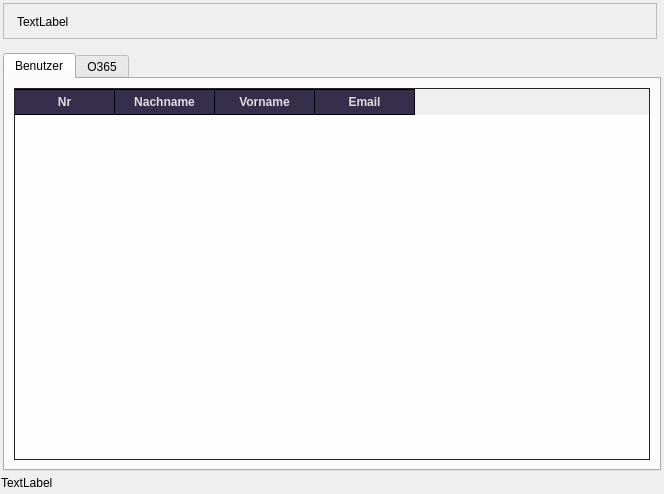
The window that apps/CodeHighlighter/src/ui_main.ui (SManAT/PyStuff) describes before a commit, drawn with Qt 5.
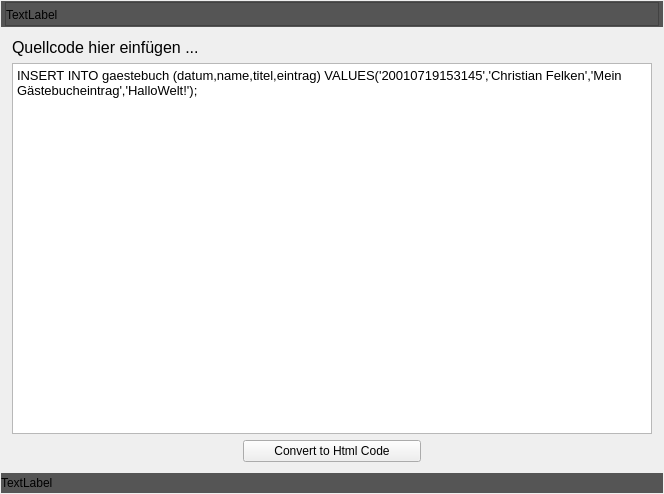
The same window after the commit. The open tabs and pages were chosen to show the change. Icons and pictures are not drawn.

Diff of the .ui file:
```diff
--- a/apps/CodeHighlighter/src/ui_main.ui
+++ b/apps/CodeHighlighter/src/ui_main.ui
@@ -1387,279 +1387,91 @@
              <enum>QLayout::SetMaximumSize</enum>
             </property>
             <item>
-             <widget class="QTabWidget" name="tabWidget">
-              <property name="currentIndex">
-               <number>1</number>
-              </property>
-              <widget class="QWidget" name="tab_users">
-               <attribute name="title">
-                <string>Benutzer</string>
-               </attribute>
-               <layout class="QVBoxLayout" name="verticalLayout_3">
-                <item>
-                 <widget class="QTableWidget" name="table_users">
-                  <property name="styleSheet">
-                   <string notr="true">QTableWidget{
-  color:#DCDCDC;
-  background:#fefefe;
-  border:1px solid #242424;
-  alternate-background-color:#f6f6f6;
-  gridline-color:#242424;
-}
-
-QTableWidget::item{
-  color: #666666;
-}
-QTableWidget::item:selected{
-  color:#DCDCDC;
-  background:qlineargradient(spread:pad,x1:0,y1:0,x2:0,y2:1,stop:0 #484848,stop:1 #383838);
-}
-
-QTableWidget::item:hover{
-  background:#f6f6c6;
-  color:#000000;
-}
-
-QHeaderView::section{
-  text-align:center;
-  background:#362f4b;
-  padding:3px;
-  margin:0px;
-  color:#e0dce4;
-  border:1px solid #000000;
-  border-left-width:0;
-  font-weight: 800;
-}</string>
-                  </property>
-                  <column>
-                   <property name="text">
-                    <string>Nr</string>
-                   </property>
-                  </column>
-                  <column>
-                   <property name="text">
-                    <string>Nachname</string>
-                   </property>
-                  </column>
-                  <column>
-                   <property name="text">
-                    <string>Vorname</string>
-                   </property>
-                  </column>
-                  <column>
-                   <property name="text">
-                    <string>Email</string>
-                   </property>
-                  </column>
-                 </widget>
-                </item>
-               </layout>
-              </widget>
-              <widget class="QWidget" name="tab_o365">
-               <attribute name="title">
-                <string>O365</string>
-               </attribute>
-               <layout class="QVBoxLayout" name="verticalLayout_4">
-                <item>
-                 <widget class="QWidget" name="widget" native="true">
-                  <layout class="QHBoxLayout" name="horizontalLayout_2">
-                   <item>
-                    <widget class="QPushButton" name="azure_update">
-                     <property name="text">
-                      <string>Update</string>
-                     </property>
-                    </widget>
-                   </item>
-                  </layout>
-                 </widget>
-                </item>
-                <item>
-                 <widget class="QTableWidget" name="tableWidget"/>
-                </item>
-               </layout>
-              </widget>
-             </widget>
-            </item>
-           </layout>
-          </item>
-          <item row="0" column="0">
-           <layout class="QHBoxLayout" name="window_bar_outer">
-            <property name="topMargin">
-             <number>0</number>
-            </property>
-            <property name="rightMargin">
-             <number>4</number>
-            </property>
-            <property name="bottomMargin">
-             <number>14</number>
-            </property>
-            <item>
-             <widget class="QFrame" name="window_bar_inner">
-              <property name="sizePolicy">
-               <sizepolicy hsizetype="Expanding" vsizetype="Fixed">
-                <horstretch>0</horstretch>
-                <verstretch>0</verstretch>
-               </sizepolicy>
-              </property>
-              <property name="frameShape">
-               <enum>QFrame::StyledPanel</enum>
-              </property>
-              <property name="frameShadow">
-               <enum>QFrame::Plain</enum>
-              </property>
-              <layout class="QHBoxLayout" name="horizontalLayout">
-               <property name="leftMargin">
-                <number>4</number>
-               </property>
-               <property name="topMargin">
-                <number>2</number>
-               </property>
-               <property name="rightMargin">
-                <number>0</number>
-               </property>
-               <property name="bottomMargin">
-                <number>0</number>
-               </property>
-               <item>
-                <widget class="QFrame" name="title_bar">
-                 <layout class="QGridLayout" name="title_bar_layout">
-                  <item row="0" column="0">
-                   <widget class="QLabel" name="window_title">
-                    <property name="text">
-                     <string>TextLabel</string>
-                    </property>
-                   </widget>
-                  </item>
-                 </layout>
+             <widget class="QWidget" name="widget" native="true">
+              <layout class="QGridLayout" name="gridLayout_4">
+               <item row="0" column="0">
+                <widget class="QLabel" name="label">
+                 <property name="font">
+                  <font>
+                   <pointsize>12</pointsize>
+                  </font>
+                 </property>
+                 <property name="text">
+                  <string>Quellcode hier einfügen ...</string>
+                 </property>
                 </widget>
                </item>
-               <item>
-                <widget class="QWidget" name="gridWidget_2" native="true">
-                 <property name="sizePolicy">
-                  <sizepolicy hsizetype="Fixed" vsizetype="Preferred">
-                   <horstretch>0</horstretch>
-                   <verstretch>0</verstretch>
-                  </sizepolicy>
+               <item row="2" column="0">
+                <layout class="QGridLayout" name="gridLayout_5">
+                 <item row="0" column="1">
+                  <widget class="QPushButton" name="pushButton">
+                   <property name="styleSheet">
+                    <string notr="true">background: rgba(0,0,0,0.08), 
+QLinearGradient( spread:pad, x1: 0, y1: 0,
+                 x2: 0, y2: 1, 
+                 stop: 0 #e4fbff, 
+                 stop: 0.1 #cee6fb,
+                 stop: 0.5 #a5d3fb,
+                 stop: 0.51 #88c6fb,
+                 stop: 1 #d5faff
+);
+background-insets: 0 0 -1 0,0,1;
+background-radius: 5,5,4;
+padding: 3 30 3 30;
+text-fill: #242d35;
+color: #000000;</string>
+                   </property>
+                   <property name="text">
+                    <string>Convert to Html Code</string>
+                   </property>
+                  </widget>
+                 </item>
+                 <item row="0" column="0">
+                  <spacer name="horizontalSpacer">
+                   <property name="orientation">
+                    <enum>Qt::Horizontal</enum>
+                   </property>
+                   <property name="sizeHint" stdset="0">
+                    <size>
+                     <width>40</width>
+                     <height>20</height>
+                    </size>
+                   </property>
+                  </spacer>
+                 </item>
+                 <item row="0" column="2">
+                  <spacer name="horizontalSpacer_2">
+                   <property name="orientation">
+                    <enum>Qt::Horizontal</enum>
+                   </property>
+                   <property name="sizeHint" stdset="0">
+                    <size>
+                     <width>40</width>
+                     <height>20</height>
+                    </size>
+                   </property>
+                  </spacer>
+                 </item>
+                </layout>
+               </item>
+               <item row="1" column="0">
+                <widget class="QTextEdit" name="textEdit">
+                 <property name="font">
+                  <font>
+                   <pointsize>12</pointsize>
+                  </font>
                  </property>
-                 <property name="minimumSize">
-                  <size>
-                   <width>80</width>
-                   <height>0</height>
-                  </size>
+                 <property name="styleSheet">
+                  <string notr="true">dfgdfgdfg</string>
                  </property>
-                 <property name="maximumSize">
-                  <size>
-                   <width>80</width>
-                   <height>16777215</height>
-                  </size>
+                 <property name="html">
+                  <string>&lt;!DOCTYPE HTML PUBLIC &quot;-//W3C//DTD HTML 4.0//EN&quot; &quot;http://www.w3.org/TR/REC-html40/strict.dtd&quot;&gt;
+&lt;html&gt;&lt;head&gt;&lt;meta name=&quot;qrichtext&quot; content=&quot;1&quot; /&gt;&lt;meta charset=&quot;utf-8&quot; /&gt;&lt;style type=&quot;text/css&quot;&gt;
+p, li { white-space: pre-wrap; }
+&lt;/style&gt;&lt;/head&gt;&lt;body style=&quot; font-family:'Segoe UI'; font-size:12pt; font-weight:400; font-style:normal;&quot;&gt;
+&lt;p style=&quot; margin-top:0px; margin-bottom:0px; margin-left:0px; margin-right:0px; -qt-block-indent:0; text-indent:0px; line-height:100%; background-color:transparent;&quot;&gt;&lt;span style=&quot; font-family:'Courier New','monospace'; font-size:10pt;&quot;&gt;INSERT INTO gaestebuch (datum,name,titel,eintrag) VALUES('20010719153145','Christian Felken','Mein Gästebucheintrag','HalloWelt!');&lt;/span&gt;&lt;/p&gt;
+&lt;p style=&quot; margin-top:0px; margin-bottom:0px; margin-left:0px; margin-right:0px; -qt-block-indent:0; text-indent:0px;&quot;&gt;&lt;span style=&quot; font-size:9pt;&quot;&gt;&lt;/span&gt;&lt;/p&gt;&lt;/body&gt;&lt;/html&gt;</string>
                  </property>
-                 <layout class="QHBoxLayout" name="horizontalLayout_3">
-                  <property name="spacing">
-                   <number>0</number>
-                  </property>
-                  <property name="leftMargin">
-                   <number>0</number>
-                  </property>
-                  <property name="topMargin">
-                   <number>0</number>
-                  </property>
-                  <property name="rightMargin">
-                   <number>0</number>
-                  </property>
-                  <property name="bottomMargin">
-                   <number>0</number>
-                  </property>
-                  <item>
-                   <widget class="QPushButton" name="btn_min">
-                    <property name="sizePolicy">
-                     <sizepolicy hsizetype="Fixed" vsizetype="Fixed">
-                      <horstretch>0</horstretch>
-                      <verstretch>0</verstretch>
-                     </sizepolicy>
-                    </property>
-                    <property name="minimumSize">
-                     <size>
-                      <width>20</width>
-                      <height>20</height>
-                     </size>
-                    </property>
-                    <property name="styleSheet">
-                     <string notr="true">border: none; padding: 2px;</string>
-                    </property>
-                    <property name="text">
-                     <string/>
-                    </property>
-                    <property name="icon">
-                     <iconset resource="resources.qrc">
-                      <normaloff>:/qss_icons/themes/darkgray/icons/window_minimize.svg</normaloff>:/qss_icons/themes/darkgray/icons/window_minimize.svg</iconset>
-                    </property>
-                    <property name="flat">
-                     <bool>true</bool>
-                    </property>
-                   </widget>
-                  </item>
-                  <item>
-                   <widget class="QPushButton" name="btn_max">
-                    <property name="sizePolicy">
-                     <sizepolicy hsizetype="Fixed" vsizetype="Fixed">
-                      <horstretch>0</horstretch>
-                      <verstretch>0</verstretch>
-                     </sizepolicy>
-                    </property>
-                    <property name="minimumSize">
-                     <size>
-                      <width>20</width>
-                      <height>20</height>
-                     </size>
-                    </property>
-                    <property name="styleSheet">
-                     <string notr="true">border: none; padding: 2px;</string>
-                    </property>
-                    <property name="text">
-                     <string/>
-                    </property>
-                    <property name="icon">
-                     <iconset resource="resources.qrc">
-                      <normaloff>:/qss_icons/themes/darkgray/icons/window_undock.svg</normaloff>:/qss_icons/themes/darkgray/icons/window_undock.svg</iconset>
-                    </property>
-                    <property name="flat">
-                     <bool>true</bool>
-                    </property>
-                   </widget>
-                  </item>
-                  <item>
-                   <widget class="QPushButton" name="btn_close">
-                    <property name="sizePolicy">
-                     <sizepolicy hsizetype="Fixed" vsizetype="Fixed">
-                      <horstretch>0</horstretch>
-                      <verstretch>0</verstretch>
-                     </sizepolicy>
-                    </property>
-                    <property name="minimumSize">
-                     <size>
-                      <width>20</width>
-                      <height>20</height>
-                     </size>
-                    </property>
-                    <property name="styleSheet">
-                     <string notr="true">border: none; padding: 2px;</string>
-                    </property>
-                    <property name="text">
-                     <string/>
-                    </property>
-                    <property name="icon">
-                     <iconset resource="resources.qrc">
-                      <normaloff>:/qss_icons/themes/darkgray/icons/window_close.svg</normaloff>:/qss_icons/themes/darkgray/icons/window_close.svg</iconset>
-                    </property>
-                    <property name="checked">
-                     <bool>false</bool>
-                    </property>
-                    <property name="flat">
-                     <bool>true</bool>
-                    </property>
-                   </widget>
-                  </item>
-                 </layout>
                 </widget>
                </item>
               </layout>
@@ -1690,6 +1502,9 @@
            <height>20</height>
           </size>
          </property>
+         <property name="styleSheet">
+          <string notr="true">background: #555555;</string>
+         </property>
          <layout class="QHBoxLayout" name="statusBar_layout">
           <property name="spacing">
            <number>0</number>
@@ -1812,6 +1627,220 @@
          </layout>
         </widget>
        </item>
+       <item row="0" column="0">
+        <widget class="QFrame" name="window_bar_outer_2">
+         <property name="maximumSize">
+          <size>
+           <width>16777215</width>
+           <height>30</height>
+          </size>
+         </property>
+         <property name="styleSheet">
+          <string notr="true">background: #555555;</string>
+         </property>
+         <layout class="QHBoxLayout" name="window_bar_outer">
+          <property name="leftMargin">
+           <number>4</number>
+          </property>
+          <property name="topMargin">
+           <number>1</number>
+          </property>
+          <property name="rightMargin">
+           <number>4</number>
+          </property>
+          <property name="bottomMargin">
+           <number>1</number>
+          </property>
+          <item>
+           <widget class="QFrame" name="window_bar_inner">
+            <property name="sizePolicy">
+             <sizepolicy hsizetype="Expanding" vsizetype="Fixed">
+              <horstretch>0</horstretch>
+              <verstretch>0</verstretch>
+             </sizepolicy>
+            </property>
+            <property name="frameShape">
+             <enum>QFrame::StyledPanel</enum>
+            </property>
+            <property name="frameShadow">
+             <enum>QFrame::Plain</enum>
+            </property>
+            <layout class="QHBoxLayout" name="horizontalLayout">
+             <property name="spacing">
+              <number>0</number>
+             </property>
+             <property name="leftMargin">
+              <number>0</number>
+             </property>
+             <property name="topMargin">
+              <number>2</number>
+             </property>
+             <property name="rightMargin">
+              <number>0</number>
+             </property>
+             <property name="bottomMargin">
+              <number>0</number>
+             </property>
+             <item>
+              <widget class="QFrame" name="title_bar">
+               <layout class="QGridLayout" name="title_bar_layout">
+                <property name="leftMargin">
+                 <number>0</number>
+                </property>
+                <property name="topMargin">
+                 <number>0</number>
+                </property>
+                <property name="rightMargin">
+                 <number>0</number>
+                </property>
+                <property name="bottomMargin">
+                 <number>0</number>
+                </property>
+                <item row="0" column="0">
+                 <widget class="QLabel" name="window_title">
+                  <property name="text">
+                   <string>TextLabel</string>
+                  </property>
+                 </widget>
+                </item>
+               </layout>
+              </widget>
+             </item>
+             <item>
+              <widget class="QWidget" name="gridWidget_2" native="true">
+               <property name="sizePolicy">
+                <sizepolicy hsizetype="Fixed" vsizetype="Preferred">
+                 <horstretch>0</horstretch>
+                 <verstretch>0</verstretch>
+                </sizepolicy>
+               </property>
+               <property name="minimumSize">
+                <size>
+                 <width>80</width>
+                 <height>0</height>
+                </size>
+               </property>
+               <property name="maximumSize">
+                <size>
+                 <width>80</width>
+                 <height>16777215</height>
+                </size>
+               </property>
+               <layout class="QHBoxLayout" name="horizontalLayout_3">
+                <property name="spacing">
+                 <number>0</number>
+                </property>
+                <property name="leftMargin">
+                 <number>0</number>
+                </property>
+                <property name="topMargin">
+                 <number>0</number>
+                </property>
+                <property name="rightMargin">
+                 <number>0</number>
+                </property>
+                <property name="bottomMargin">
+                 <number>0</number>
+                </property>
+                <item>
+                 <widget class="QPushButton" name="btn_min">
+                  <property name="sizePolicy">
+                   <sizepolicy hsizetype="Fixed" vsizetype="Fixed">
+                    <horstretch>0</horstretch>
+                    <verstretch>0</verstretch>
+                   </sizepolicy>
+                  </property>
+                  <property name="minimumSize">
+                   <size>
+                    <width>20</width>
+                    <height>20</height>
+                   </size>
+                  </property>
+                  <property name="styleSheet">
+                   <string notr="true">border: none; padding: 2px;</string>
+                  </property>
+                  <property name="text">
+                   <string/>
+                  </property>
+                  <property name="icon">
+                   <iconset resource="resources.qrc">
+                    <normaloff>:/qss_icons/themes/darkgray/icons/window_minimize.svg</normaloff>:/qss_icons/themes/darkgray/icons/window_minimize.svg</iconset>
+                  </property>
+                  <property name="flat">
+                   <bool>true</bool>
+                  </property>
+                 </widget>
+                </item>
+                <item>
+                 <widget class="QPushButton" name="btn_max">
+                  <property name="sizePolicy">
+                   <sizepolicy hsizetype="Fixed" vsizetype="Fixed">
+                    <horstretch>0</horstretch>
+                    <verstretch>0</verstretch>
+                   </sizepolicy>
+                  </property>
+                  <property name="minimumSize">
+                   <size>
+                    <width>20</width>
+                    <height>20</height>
+                   </size>
+                  </property>
+                  <property name="styleSheet">
+                   <string notr="true">border: none; padding: 2px;</string>
+                  </property>
+                  <property name="text">
+                   <string/>
+                  </property>
+                  <property name="icon">
+                   <iconset resource="resources.qrc">
+                    <normaloff>:/qss_icons/themes/darkgray/icons/window_undock.svg</normaloff>:/qss_icons/themes/darkgray/icons/window_undock.svg</iconset>
+                  </property>
+                  <property name="flat">
+                   <bool>true</bool>
+                  </property>
+                 </widget>
+                </item>
+                <item>
+                 <widget class="QPushButton" name="btn_close">
+                  <property name="sizePolicy">
+                   <sizepolicy hsizetype="Fixed" vsizetype="Fixed">
+                    <horstretch>0</horstretch>
+                    <verstretch>0</verstretch>
+                   </sizepolicy>
+                  </property>
+                  <property name="minimumSize">
+                   <size>
+                    <width>20</width>
+                    <height>20</height>
+                   </size>
+                  </property>
+                  <property name="styleSheet">
+                   <string notr="true">border: none; padding: 2px;</string>
+                  </property>
+                  <property name="text">
+                   <string/>
+                  </property>
+                  <property name="icon">
+                   <iconset resource="resources.qrc">
+                    <normaloff>:/qss_icons/themes/darkgray/icons/window_close.svg</normaloff>:/qss_icons/themes/darkgray/icons/window_close.svg</iconset>
+                  </property>
+                  <property name="checked">
+                   <bool>false</bool>
+                  </property>
+                  <property name="flat">
+                   <bool>true</bool>
+                  </property>
+                 </widget>
+                </item>
+               </layout>
+              </widget>
+             </item>
+            </layout>
+           </widget>
+          </item>
+         </layout>
+        </widget>
+       </item>
       </layout>
      </widget>
     </item>
```
Left out of the diff: 12 changed lines with no effect on the pictures.
